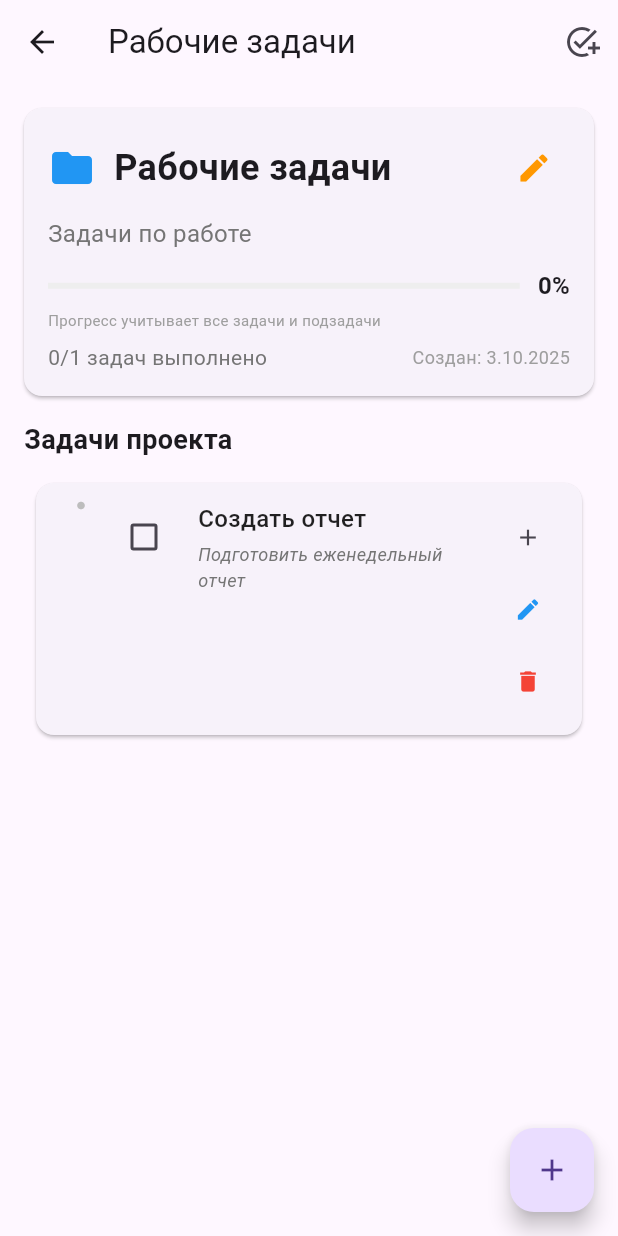
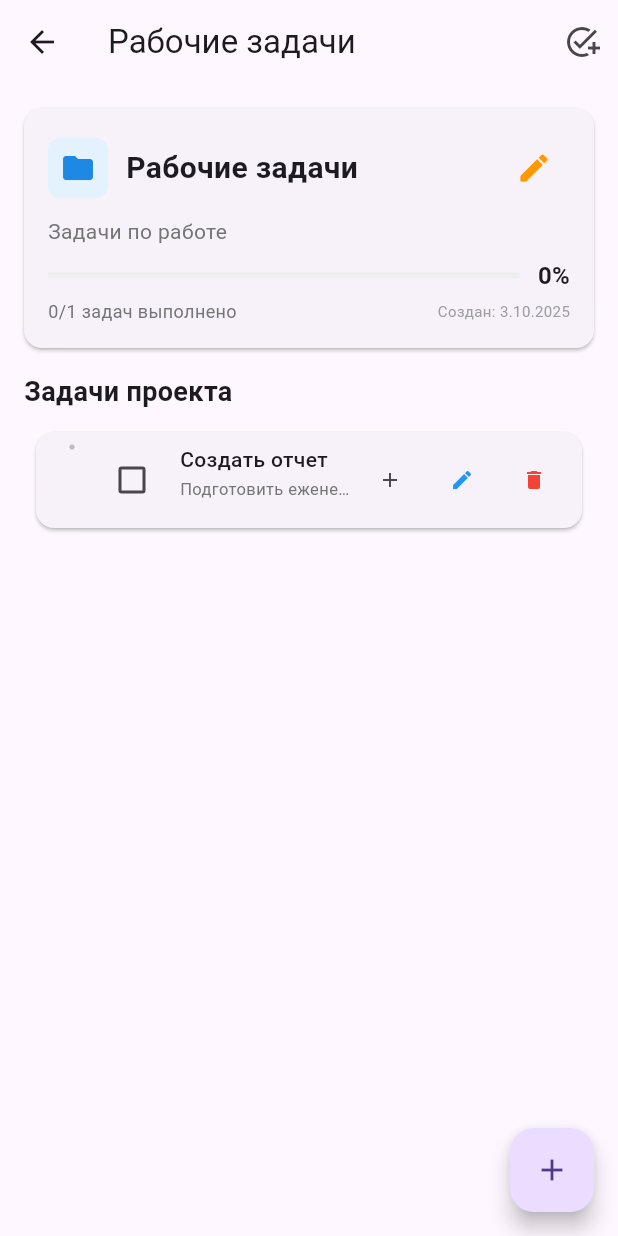
Before and after one commit to Vinillian/task_tracker, a Flutter app: the screen it shows after launch, after a tap on "Рабочие задачи", on a phone screen of 412 x 824 dp. Run offline on Flutter 3.47's test engine with Material 3 defaults, Android fonts, the phone set to English and light mode, and no system bars; our stand-ins replace shared_preferences.

Commit message:
feat: redesign UI with compact project cards and horizontal task buttons
- Redesigned home screen: projects now display as compact 'sausage' cards in vertical list
- Updated project detail screen: fixed overflow issues with dynamic height
- Improved task cards: thinner design with horizontal action buttons
- Added visual hierarchy with indentation for nested tasks
- All screens now use consistent compact design language

```diff
--- a/lib/screens/home_screen.dart
+++ b/lib/screens/home_screen.dart
@@ -181,9 +181,11 @@ class _HomeScreenState extends State<HomeScreen> {
     );
   }
 
-  // screens/home_screen.dart - ИЗМЕНИТЬ метод build
+
   @override
   Widget build(BuildContext context) {
+    print('🏠 Building home screen with ${projects.length} projects'); // ✅ ДЛЯ ОТЛАДКИ
+
     return Scaffold(
       appBar: AppBar(
         title: const Text('Task Tracker 💾'),
@@ -221,16 +223,11 @@ class _HomeScreenState extends State<HomeScreen> {
           ],
         ),
       )
-          : GridView.builder( // ✅ ИЗМЕНИЛИ НА GRIDVIEW
-        padding: const EdgeInsets.all(16),
-        gridDelegate: const SliverGridDelegateWithFixedCrossAxisCount(
-          crossAxisCount: 2,
-          crossAxisSpacing: 16,
-          mainAxisSpacing: 16,
-          childAspectRatio: 1.2,
-        ),
+          : ListView.builder( // ✅ УБЕДИТЕСЬ ЧТО ЭТО ListView
+        padding: const EdgeInsets.symmetric(vertical: 8),
         itemCount: projects.length,
         itemBuilder: (context, index) {
+          print('📦 Building project card $index'); // ✅ ДЛЯ ОТЛАДКИ
           return _buildProjectCard(index);
         },
       ),
@@ -241,25 +238,39 @@ class _HomeScreenState extends State<HomeScreen> {
     );
   }
 
-// ✅ НОВЫЙ МЕТОД: Карточка проекта для главного экрана
+  // ✅ ДОБАВИТЬ ЭТОТ МЕТОД В КЛАСС _HomeScreenState (после _navigateToProjectDetail)
   Widget _buildProjectCard(int index) {
     final project = projects[index];
     return Card(
       elevation: 2,
+      margin: const EdgeInsets.symmetric(horizontal: 16, vertical: 4),
       child: InkWell(
         onTap: () => _navigateToProjectDetail(index),
-        borderRadius: BorderRadius.circular(12),
-        child: Padding(
-          padding: const EdgeInsets.all(16),
+        borderRadius: BorderRadius.circular(8),
+        child: Container(
+          padding: const EdgeInsets.all(12),
+          height: 80,
+          child: Row(
+            children: [
+              // Иконка проекта
+              Container(
+                width: 40,
+                height: 40,
+                decoration: BoxDecoration(
+                  color: Colors.blue.shade50,
+                  borderRadius: BorderRadius.circular(8),
+                ),
+                child: Icon(Icons.folder, color: Colors.blue.shade600, size: 24),
+              ),
+              const SizedBox(width: 12),
+
+              // Информация о проекте
+              Expanded(
                 child: Column(
                   crossAxisAlignment: CrossAxisAlignment.start,
+                  mainAxisAlignment: MainAxisAlignment.center,
                   children: [
-              Row(
-                children: [
-                  const Icon(Icons.folder, color: Colors.blue, size: 24),
-                  const SizedBox(width: 8),
-                  Expanded(
-                    child: Text(
+                    Text(
                       project.name,
                       style: const TextStyle(
                         fontSize: 16,
@@ -267,38 +278,35 @@ class _HomeScreenState extends State<HomeScreen> {
                       ),
                       overflow: TextOverflow.ellipsis,
                     ),
-                  ),
-                ],
-              ),
-              const SizedBox(height: 8),
                     if (project.description.isNotEmpty) ...[
+                      const SizedBox(height: 2),
                       Text(
                         project.description,
                         style: TextStyle(
                           fontSize: 12,
                           color: Colors.grey.shade600,
                         ),
-                  maxLines: 2,
+                        maxLines: 1,
                         overflow: TextOverflow.ellipsis,
                       ),
-                const SizedBox(height: 8),
                     ],
-              LinearProgressIndicator(
-                value: project.progress,
-                backgroundColor: Colors.grey.shade200,
-                color: project.progress == 1.0 ? Colors.green : Colors.blue,
+                  ],
                 ),
-              const SizedBox(height: 4),
-              Row(
-                mainAxisAlignment: MainAxisAlignment.spaceBetween,
+              ),
+
+              // Прогресс и счетчики
+              Column(
+                mainAxisAlignment: MainAxisAlignment.center,
+                crossAxisAlignment: CrossAxisAlignment.end,
                 children: [
                   Text(
                     '${(project.progress * 100).toInt()}%',
                     style: const TextStyle(
-                      fontSize: 12,
+                      fontSize: 14,
                       fontWeight: FontWeight.bold,
                     ),
                   ),
+                  const SizedBox(height: 2),
                   Text(
                     '${project.completedTasks}/${project.totalTasks}',
                     style: TextStyle(
@@ -308,6 +316,17 @@ class _HomeScreenState extends State<HomeScreen> {
                   ),
                 ],
               ),
+              const SizedBox(width: 8),
+
+              // Прогресс-бар
+              SizedBox(
+                width: 60,
+                child: LinearProgressIndicator(
+                  value: project.progress,
+                  backgroundColor: Colors.grey.shade200,
+                  color: project.progress == 1.0 ? Colors.green : Colors.blue,
+                ),
+              ),
             ],
           ),
         ),
--- a/lib/screens/project_detail_screen.dart
+++ b/lib/screens/project_detail_screen.dart
@@ -3,7 +3,7 @@ import 'package:flutter/material.dart';
 import '../models/project.dart';
 import '../models/task.dart';
 import '../models/task_type.dart';
-import '../widgets/expandable_task_card.dart'; // ✅ ИМПОРТИРУЕМ НОВЫЙ ВИДЖЕТ
+import '../widgets/expandable_task_card.dart';
 import '../widgets/add_task_dialog.dart';
 import '../widgets/edit_dialogs.dart';
 
@@ -110,20 +110,31 @@ class _ProjectDetailScreenState extends State<ProjectDetailScreen> {
   Widget _buildHeader() {
     return Card(
       margin: const EdgeInsets.all(16),
-      child: Padding(
+      child: Container(
         padding: const EdgeInsets.all(16),
+        // ❌ УБИРАЕМ фиксированную высоту 120 - она слишком маленькая
+        // height: 120,
         child: Column(
           crossAxisAlignment: CrossAxisAlignment.start,
+          mainAxisAlignment: MainAxisAlignment.center,
           children: [
             Row(
               children: [
-                const Icon(Icons.folder, color: Colors.blue, size: 32),
+                Container(
+                  width: 40,
+                  height: 40,
+                  decoration: BoxDecoration(
+                    color: Colors.blue.shade50,
+                    borderRadius: BorderRadius.circular(8),
+                  ),
+                  child: Icon(Icons.folder, color: Colors.blue.shade600, size: 24),
+                ),
                 const SizedBox(width: 12),
                 Expanded(
                   child: Text(
                     _project.name,
                     style: const TextStyle(
-                      fontSize: 24,
+                      fontSize: 20,
                       fontWeight: FontWeight.bold,
                     ),
                   ),
@@ -140,11 +151,14 @@ class _ProjectDetailScreenState extends State<ProjectDetailScreen> {
               Text(
                 _project.description,
                 style: TextStyle(
-                  fontSize: 16,
+                  fontSize: 14,
                   color: Colors.grey.shade600,
                 ),
+                // ✅ УБИРАЕМ maxLines: 1 - пусть описание занимает столько строк, сколько нужно
+                // maxLines: 1,
+                // overflow: TextOverflow.ellipsis,
               ),
-              const SizedBox(height: 12),
+              const SizedBox(height: 8),
             ],
             Row(
               children: [
@@ -166,28 +180,20 @@ class _ProjectDetailScreenState extends State<ProjectDetailScreen> {
               ],
             ),
             const SizedBox(height: 4),
-            Text(
-              'Прогресс учитывает все задачи и подзадачи',
-              style: TextStyle(
-                fontSize: 10,
-                color: Colors.grey.shade500,
-              ),
-            ),
-            const SizedBox(height: 8),
             Row(
               mainAxisAlignment: MainAxisAlignment.spaceBetween,
               children: [
                 Text(
                   '${_project.completedTasks}/${_project.totalTasks} задач выполнено',
                   style: TextStyle(
-                    fontSize: 14,
+                    fontSize: 12,
                     color: Colors.grey.shade600,
                   ),
                 ),
                 Text(
                   'Создан: ${_project.createdAt.day}.${_project.createdAt.month}.${_project.createdAt.year}',
                   style: TextStyle(
-                    fontSize: 12,
+                    fontSize: 10,
                     color: Colors.grey.shade500,
                   ),
                 ),
@@ -233,7 +239,7 @@ class _ProjectDetailScreenState extends State<ProjectDetailScreen> {
             taskIndex: index,
             onTaskUpdated: (updatedTask) => _updateTaskWithSubTasks(index, updatedTask),
             onTaskDeleted: () => _deleteTask(index),
-            level: 0, // Корневой уровень
+            level: 0,
           );
         },
       ),
--- a/lib/widgets/expandable_task_card.dart
+++ b/lib/widgets/expandable_task_card.dart
@@ -197,21 +197,22 @@ class _ExpandableTaskCardState extends State<ExpandableTaskCard> {
     );
   }
 
+  // В методе build, обновим внешний вид карточки:
   @override
   Widget build(BuildContext context) {
     final hasSubTasks = widget.task.subTasks.isNotEmpty;
-    final indent = widget.level * 20.0; // Отступ в зависимости от уровня
+    final indent = widget.level * 16.0;
 
     return Card(
       margin: EdgeInsets.only(
-        left: indent + 8, // Динамический отступ
+        left: indent + 8,
         right: 8,
-        top: 4,
-        bottom: 4,
+        top: 2, // ✅ Меньше отступов между задачами
+        bottom: 2,
       ),
       elevation: 1,
-      child: Padding(
-        padding: const EdgeInsets.all(12),
+      child: Container(
+        padding: const EdgeInsets.all(8), // ✅ Меньше padding
         child: Column(
           crossAxisAlignment: CrossAxisAlignment.start,
           children: [
@@ -219,24 +220,24 @@ class _ExpandableTaskCardState extends State<ExpandableTaskCard> {
             Row(
               crossAxisAlignment: CrossAxisAlignment.start,
               children: [
-                // Кнопка раскрытия (если есть подзадачи)
+                // Кнопка раскрытия
                 if (hasSubTasks)
                   IconButton(
                     icon: Icon(
                       _isExpanded ? Icons.expand_less : Icons.expand_more,
-                      size: 20,
+                      size: 18, // ✅ Меньше иконка
                     ),
                     onPressed: _toggleExpanded,
                     padding: EdgeInsets.zero,
-                    constraints: const BoxConstraints(minWidth: 36, minHeight: 36),
+                    constraints: const BoxConstraints(minWidth: 32, minHeight: 32),
                   )
                 else
                   SizedBox(
-                    width: 36,
+                    width: 32,
                     child: Center(
                       child: Icon(
                         Icons.circle,
-                        size: 6,
+                        size: 4,
                         color: Colors.grey.shade400,
                       ),
                     ),
@@ -247,7 +248,7 @@ class _ExpandableTaskCardState extends State<ExpandableTaskCard> {
                   task: widget.task,
                   onToggle: _toggleTaskCompletion,
                 ),
-                const SizedBox(width: 12),
+                const SizedBox(width: 8),
 
                 // Содержимое задачи
                 Expanded(
@@ -260,32 +261,23 @@ class _ExpandableTaskCardState extends State<ExpandableTaskCard> {
                             child: Text(
                               widget.task.title,
                               style: TextStyle(
-                                fontSize: 16 - (widget.level * 0.5), // Уменьшаем шрифт для вложенных
+                                fontSize: 14 - (widget.level * 0.3), // ✅ Меньше шрифт
                                 fontWeight: widget.level == 0 ? FontWeight.w500 : FontWeight.w400,
                                 decoration: widget.task.isCompleted && widget.task.type == TaskType.single
                                     ? TextDecoration.lineThrough
                                     : TextDecoration.none,
-                                color: widget.task.isCompleted && widget.task.type == TaskType.single
-                                    ? Colors.grey
-                                    : Colors.black87,
                               ),
                             ),
                           ),
                           // Индикатор подзадач
                           if (hasSubTasks)
                             Container(
-                              padding: const EdgeInsets.symmetric(horizontal: 6, vertical: 2),
+                              padding: const EdgeInsets.symmetric(horizontal: 4, vertical: 1),
                               decoration: BoxDecoration(
                                 color: Colors.blue.shade50,
-                                borderRadius: BorderRadius.circular(12),
-                                border: Border.all(color: Colors.blue.shade100),
+                                borderRadius: BorderRadius.circular(8),
                               ),
-                              child: Row(
-                                mainAxisSize: MainAxisSize.min,
-                                children: [
-                                  const Icon(Icons.subdirectory_arrow_right, size: 12, color: Colors.blue),
-                                  const SizedBox(width: 2),
-                                  Text(
+                              child: Text(
                                 '${widget.task.subTasks.length}',
                                 style: const TextStyle(
                                   fontSize: 10,
@@ -293,123 +285,75 @@ class _ExpandableTaskCardState extends State<ExpandableTaskCard> {
                                   fontWeight: FontWeight.bold,
                                 ),
                               ),
-                                ],
-                              ),
                             ),
                         ],
                       ),
 
                       if (widget.task.description.isNotEmpty) ...[
-                        const SizedBox(height: 4),
+                        const SizedBox(height: 2),
                         Text(
                           widget.task.description,
                           style: TextStyle(
-                            fontSize: 12,
+                            fontSize: 11, // ✅ Меньше шрифт
                             color: Colors.grey.shade600,
-                            fontStyle: FontStyle.italic,
                           ),
-                          maxLines: 2,
+                          maxLines: 1, // ✅ Только одна строка
                           overflow: TextOverflow.ellipsis,
-                        ),
-                      ],
-
-                      // Информация о задаче
-                      const SizedBox(height: 8),
-                      Row(
-                        children: [
-                          if (widget.task.type == TaskType.stepByStep) ...[
-                            Container(
-                              padding: const EdgeInsets.symmetric(horizontal: 6, vertical: 1),
-                              decoration: BoxDecoration(
-                                color: Colors.purple.shade50,
-                                borderRadius: BorderRadius.circular(8),
-                                border: Border.all(color: Colors.purple.shade100),
-                              ),
-                              child: Row(
-                                mainAxisSize: MainAxisSize.min,
-                                children: [
-                                  const Icon(Icons.linear_scale, size: 10, color: Colors.purple),
-                                  const SizedBox(width: 2),
-                                  Text(
-                                    '${widget.task.completedSteps}/${widget.task.totalSteps}',
-                                    style: const TextStyle(
-                                      fontSize: 10,
-                                      color: Colors.purple,
-                                      fontWeight: FontWeight.bold,
-                                    ),
-                                  ),
-                                ],
-                              ),
-                            ),
-                            const SizedBox(width: 8),
-                          ],
-
-                          if (widget.level > 0) ...[
-                            Container(
-                              padding: const EdgeInsets.symmetric(horizontal: 6, vertical: 1),
-                              decoration: BoxDecoration(
-                                color: Colors.orange.shade50,
-                                borderRadius: BorderRadius.circular(8),
-                                border: Border.all(color: Colors.orange.shade100),
-                              ),
-                              child: Text(
-                                'уровень ${widget.level + 1}',
-                                style: TextStyle(
-                                  fontSize: 10,
-                                  color: Colors.orange.shade700,
-                                ),
-                              ),
                         ),
                       ],
                     ],
                   ),
-                    ],
-                  ),
                 ),
 
-                // Кнопки действий
-                Column(
+                // ✅ ГОРИЗОНТАЛЬНЫЕ КНОПКИ (вместо вертикальных)
+                Row(
                   mainAxisSize: MainAxisSize.min,
                   children: [
                     if (widget.task.canAddSubTask)
                       IconButton(
-                        icon: const Icon(Icons.add, size: 18),
+                        icon: const Icon(Icons.add, size: 16),
                         onPressed: _addSubTask,
                         tooltip: 'Добавить подзадачу',
                         padding: EdgeInsets.zero,
-                        constraints: const BoxConstraints(minWidth: 36, minHeight: 36),
+                        constraints: const BoxConstraints(minWidth: 32, minHeight: 32),
                       ),
                     if (widget.task.type == TaskType.stepByStep)
                       IconButton(
-                        icon: const Icon(Icons.play_arrow, size: 18, color: Colors.purple),
+                        icon: const Icon(Icons.play_arrow, size: 16, color: Colors.purple),
                         onPressed: _manageTaskSteps,
                         tooltip: 'Управление шагами',
                         padding: EdgeInsets.zero,
-                        constraints: const BoxConstraints(minWidth: 36, minHeight: 36),
+                        constraints: const BoxConstraints(minWidth: 32, minHeight: 32),
                       ),
                     IconButton(
-                      icon: const Icon(Icons.edit, size: 18, color: Colors.blue),
+                      icon: const Icon(Icons.edit, size: 16, color: Colors.blue),
                       onPressed: _editTask,
-                      tooltip: 'Редактировать задачу',
+                      tooltip: 'Редактировать',
                       padding: EdgeInsets.zero,
-                      constraints: const BoxConstraints(minWidth: 36, minHeight: 36),
+                      constraints: const BoxConstraints(minWidth: 32, minHeight: 32),
                     ),
                     IconButton(
-                      icon: const Icon(Icons.delete, size: 18, color: Colors.red),
+                      icon: const Icon(Icons.delete, size: 16, color: Colors.red),
                       onPressed: widget.onTaskDeleted,
-                      tooltip: 'Удалить задачу',
+                      tooltip: 'Удалить',
                       padding: EdgeInsets.zero,
-                      constraints: const BoxConstraints(minWidth: 36, minHeight: 36),
+                      constraints: const BoxConstraints(minWidth: 32, minHeight: 32),
                     ),
                   ],
                 ),
               ],
             ),
 
+            // ✅ ВИЗУАЛИЗАЦИЯ ДЕРЕВА - линия вложенности
+            if (widget.level > 0)
+              Container(
+                margin: const EdgeInsets.only(left: 40, top: 4),
+                height: 1,
+                color: Colors.grey.shade300,
+              ),
+
             // Раскрытая область с подзадачами
             if (_isExpanded && hasSubTasks) ...[
-              const SizedBox(height: 12),
-              const Divider(height: 1),
               const SizedBox(height: 8),
               ...widget.task.subTasks.asMap().entries.map((entry) {
                 final subTaskIndex = entry.key;
@@ -420,7 +364,7 @@ class _ExpandableTaskCardState extends State<ExpandableTaskCard> {
                   taskIndex: subTaskIndex,
                   onTaskUpdated: (updatedSubTask) => _updateSubTask(subTaskIndex, updatedSubTask),
                   onTaskDeleted: () => _deleteSubTask(subTaskIndex),
-                  level: widget.level + 1, // Увеличиваем уровень вложенности
+                  level: widget.level + 1,
                 );
               }),
             ],
```
Lines whose indentation alone changed are shown as unchanged.
